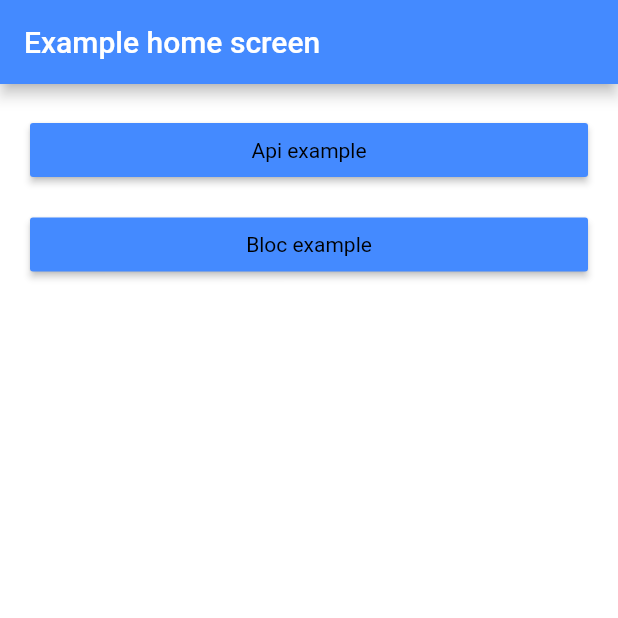
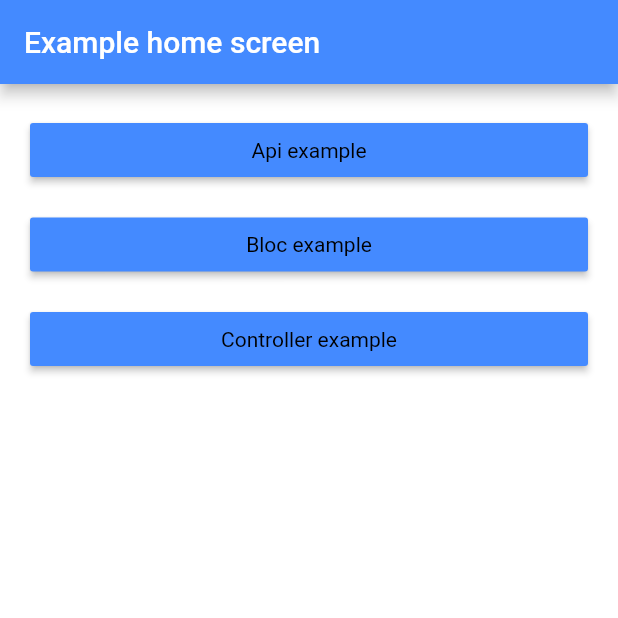
Before and after one commit to HTD-Health/flutter_starter_app, a Flutter app: the screen it shows after launch, on a phone screen of 412 x 824 dp, the top half of it. Run offline on Flutter 3.47's test engine with Material 2 defaults, Android fonts, the phone set to English and light mode, and no system bars; our stand-ins replace firebase_analytics, firebase_crashlytics, flutter_i18n, google_fonts; missing offline and left inert: http_api; accounts and stored records are empty; generated files the repository leaves out were written again.

Commit message:
Add example of screen with controller

```diff
--- a/assets/i18n/en.yaml
+++ b/assets/i18n/en.yaml
@@ -1,10 +1,12 @@
 home_screen:
   api_example: Api example
   bloc_example: Bloc example
+  controller_example: Controller example
 bloc_example_screen:
   title: Provider BLoC example
   click_to_delete: Click to delete
 api_example_screen:
   title: Api example
   fetched_only_once: This image is fetched only once and can be refetched by pressing FAB button
-  fetched_every_10s: This image is fetched every 10 seconds
+controller_example:
+  title: Controller example
--- a/lib/screens/example_home_screen/example_home_screen.dart
+++ b/lib/screens/example_home_screen/example_home_screen.dart
@@ -36,6 +36,19 @@ class ExampleHomeScreen extends StatelessWidget {
                 FlutterI18n.translate(context, 'home_screen.bloc_example'),
                 style: style.fonts.normal,
               ),
+            ),
+            const SizedBox(height: 15),
+            RaisedButton(
+              color: style.colors.accent,
+              onPressed: () =>
+                  Navigator.of(context).pushNamed(Routes.controllerExample),
+              child: Text(
+                FlutterI18n.translate(
+                  context,
+                  'home_screen.controller_example',
+                ),
+                style: style.fonts.normal,
+              ),
             )
           ],
         ),
--- a/lib/utils/api/api.dart
+++ b/lib/utils/api/api.dart
@@ -43,12 +43,12 @@ class _PhotoQueries {
 
   Future<ExamplePhotoModel> getRandom() async {
     final index = Random().nextInt(50);
-    final response = await api.send(Request(
-      endpoint: '/id/${index}/info',
+    final response = await api.get(
+      '/id/${index}/info',
 
       /// Cache response under the following key.
       key: CacheKey('getPhoto($index)'),
-    ));
+    );
     return ExamplePhotoModel.fromJson(json.decode(response.body));
   }
 }
--- a/lib/utils/navigation/generate_route.dart
+++ b/lib/utils/navigation/generate_route.dart
@@ -1,5 +1,6 @@
 import 'package:flutter_starter_app/screens/api_example_screen/api_example_screen.dart';
 import 'package:flutter_starter_app/screens/bloc_example_screen/bloc_example_screen.dart';
+import 'package:flutter_starter_app/screens/controller_example_screen/controller_example_screen.dart';
 import 'package:flutter_starter_app/screens/example_home_screen/example_home_screen.dart';
 import 'package:flutter/material.dart';
 
@@ -7,6 +8,7 @@ class Routes {
   static const home = '/';
   static const blocExample = '/bloc_example';
   static const apiExample = '/api_example';
+  static const controllerExample = '/controller_example';
   // static const screenName = '/screenName';
 
   static Route<void> generateRoute(RouteSettings settings) {
@@ -17,6 +19,10 @@ class Routes {
         return MaterialPageRoute<void>(builder: (_) => BlocExampleScreen());
       case apiExample:
         return MaterialPageRoute<void>(builder: (_) => ApiExampleScreen());
+      case controllerExample:
+        return MaterialPageRoute<void>(
+          builder: (_) => ControllerExampleScreen(),
+        );
       // case screenName:
       // return MaterialPageRoute(builder: (_) => MyScreen());
       default:
--- a/pubspec.yaml
+++ b/pubspec.yaml
@@ -25,7 +25,7 @@ dependencies:
   htdc:
     git: git://github.com/HealthTechDevelopers/flutter_commons.git
   # state management
-  provider: 4.1.2
+  provider: 4.3.3
   # JSON models
   json_annotation: 3.0.1
   # Api
```
Also changed, not shown: lib/screens/controller_example_screen/controller.dart (added, +28 -0 lines), lib/screens/controller_example_screen/controller_example_screen.dart (added, +50 -0 lines), pubspec.lock.
